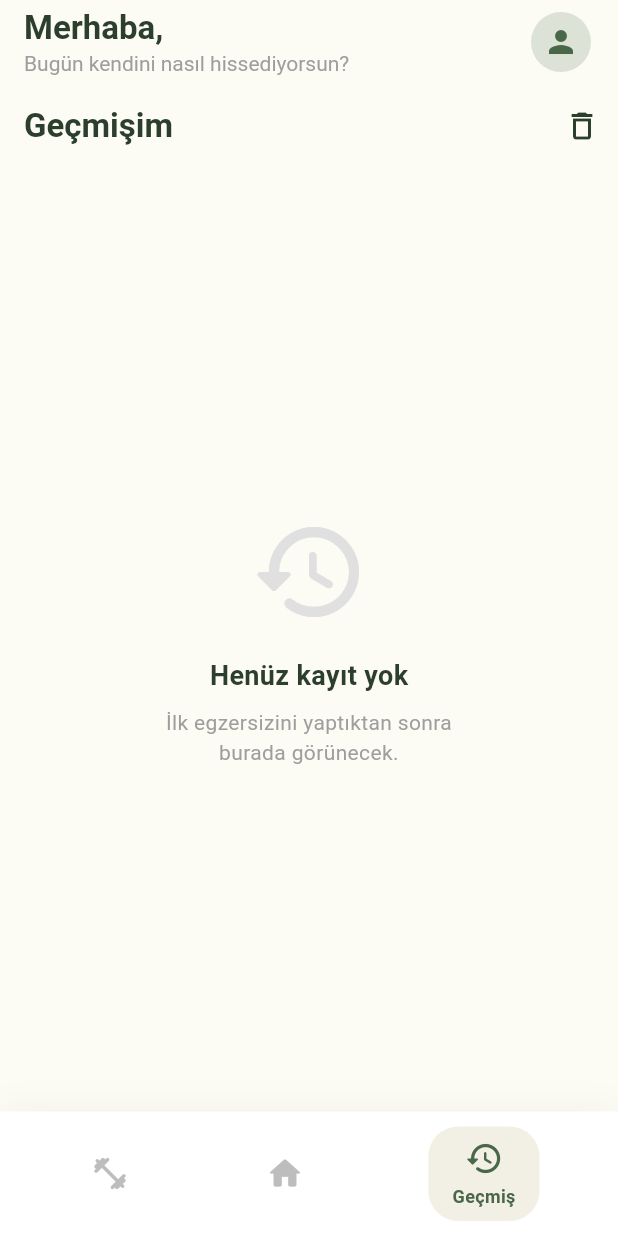
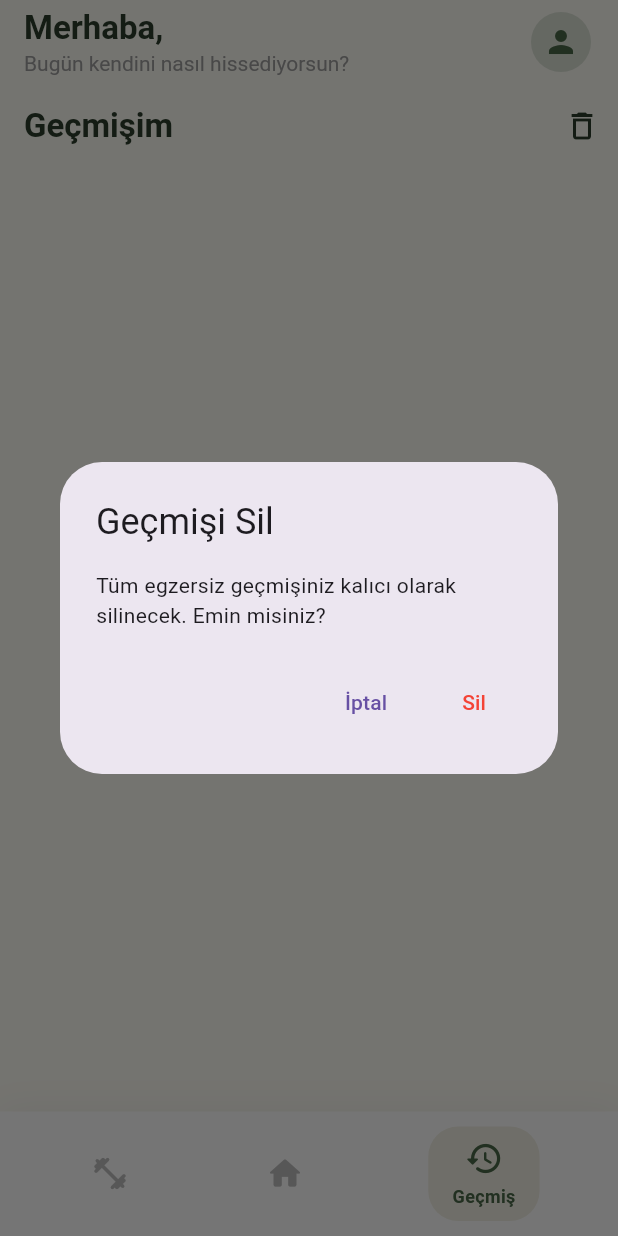
Before and after one commit to oguzhos/dailyExerciseApp, a Flutter app: the MainHealthScreen screen opened directly, item 3 of the bottom bar chosen, after a tap on the "delete outline" icon, on a phone screen of 412 x 824 dp. Run offline on Flutter 3.47's test engine with Material 3 defaults, Android fonts, the phone set to English and light mode, and no system bars; our stand-ins replace camera, cloud_firestore, firebase_auth, firebase_core, google_sign_in, shared_preferences; missing offline and left inert: flutter_facebook_auth, google_mlkit_pose_detection; accounts and stored records are empty; network calls fail.

Commit message:
Google girisi ve history/streak bağlantısı yapıldı

```diff
--- a/lib/screens/history_screen.dart
+++ b/lib/screens/history_screen.dart
@@ -1,6 +1,6 @@
-import 'dart:convert';
 import 'package:flutter/material.dart';
-import 'package:shared_preferences/shared_preferences.dart';
+import 'package:cloud_firestore/cloud_firestore.dart';
+import 'package:firebase_auth/firebase_auth.dart';
 
 const Color _primaryGreen = Color(0xFF4A6849);
 const Color _backgroundBeige = Color(0xFFFDFCF4);
@@ -24,49 +24,90 @@ class WorkoutHistory {
     required this.totalReps,
   });
 
-  // JSON'a çevir (kaydetmek için)
-  Map<String, dynamic> toJson() => {
+  // Firestore'a kaydetmek için (Map'e çevir)
+  Map<String, dynamic> toMap() => {
     'programName': programName,
-    'date': date.toIso8601String(),
+    'date': Timestamp.fromDate(date), // Firestore Timestamp formatı
     'accuracyRate': accuracyRate,
     'cameraEnabled': cameraEnabled,
     'totalReps': totalReps,
   };
 
-  // JSON'dan oku
-  factory WorkoutHistory.fromJson(Map<String, dynamic> json) => WorkoutHistory(
-    programName: json['programName'] as String,
-    date: DateTime.parse(json['date'] as String),
-    accuracyRate: json['accuracyRate'] as int,
-    cameraEnabled: json['cameraEnabled'] as bool,
-    totalReps: json['totalReps'] as int,
+  // Firestore'dan okumak için
+  factory WorkoutHistory.fromMap(Map<String, dynamic> map) => WorkoutHistory(
+    programName: map['programName'] as String? ?? 'Egzersiz',
+    date: (map['date'] as Timestamp).toDate(),
+    accuracyRate: map['accuracyRate'] as int? ?? 0,
+    cameraEnabled: map['cameraEnabled'] as bool? ?? false,
+    totalReps: map['totalReps'] as int? ?? 0,
   );
 }
 
-// --- GEÇMİŞ KAYDETME/OKUMA SERVİSİ ---
+// --- FİREBASE GEÇMİŞ SERVİSİ ---
 class WorkoutHistoryService {
-  static const String _key = 'workout_history';
+  static final FirebaseFirestore _db = FirebaseFirestore.instance;
+  static final FirebaseAuth _auth = FirebaseAuth.instance;
 
-  // Tüm geçmişi oku
+  static String? get _userId => _auth.currentUser?.uid;
+
+  // Tüm geçmişi oku (Firestore'dan)
   static Future<List<WorkoutHistory>> getHistory() async {
-    final prefs = await SharedPreferences.getInstance();
-    final raw = prefs.getStringList(_key) ?? [];
-    return raw.map((e) => WorkoutHistory.fromJson(jsonDecode(e))).toList()
-      ..sort((a, b) => b.date.compareTo(a.date)); // En yeni önce
+    if (_userId == null) return [];
+
+    try {
+      final snapshot = await _db
+          .collection('users')
+          .doc(_userId)
+          .collection('history')
+          .orderBy('date', descending: true)
+          .get();
+
+      return snapshot.docs
+          .map((doc) => WorkoutHistory.fromMap(doc.data()))
+          .toList();
+    } catch (e) {
+      debugPrint("Geçmiş okunurken hata: $e");
+      return [];
+    }
   }
 
-  // Yeni egzersiz kaydet
+  // Yeni egzersiz kaydet (Firestore'a)
   static Future<void> saveWorkout(WorkoutHistory history) async {
-    final prefs = await SharedPreferences.getInstance();
-    final raw = prefs.getStringList(_key) ?? [];
-    raw.add(jsonEncode(history.toJson()));
-    await prefs.setStringList(_key, raw);
+    if (_userId == null) return;
+
+    try {
+      await _db
+          .collection('users')
+          .doc(_userId)
+          .collection('history')
+          .add(history.toMap());
+
+      // Ayrıca ana user dokümanındaki "Son Egzersiz" tarihini de güncelleyelim (Streak için)
+      await _db.collection('users').doc(_userId).set({
+        'lastWorkoutDate': FieldValue.serverTimestamp(),
+      }, SetOptions(merge: true));
+    } catch (e) {
+      debugPrint("Geçmiş kaydedilirken hata: $e");
+    }
   }
 
-  // Geçmişi temizle
+  // Geçmişi temizle (Firestore'daki history koleksiyonunu sil)
   static Future<void> clearHistory() async {
-    final prefs = await SharedPreferences.getInstance();
-    await prefs.remove(_key);
+    if (_userId == null) return;
+
+    try {
+      final snapshot = await _db
+          .collection('users')
+          .doc(_userId)
+          .collection('history')
+          .get();
+
+      for (DocumentSnapshot doc in snapshot.docs) {
+        await doc.reference.delete();
+      }
+    } catch (e) {
+      debugPrint("Geçmiş silinirken hata: $e");
+    }
   }
 }
 
@@ -151,8 +192,35 @@ class _HistoryScreenState extends State<HistoryScreen> {
           IconButton(
             icon: const Icon(Icons.delete_outline, color: _textDark),
             onPressed: () async {
-              await WorkoutHistoryService.clearHistory();
-              _loadHistory();
+              // Silme işlemi için onay diyaloğu eklendi
+              bool? confirm = await showDialog<bool>(
+                context: context,
+                builder: (context) => AlertDialog(
+                  title: const Text("Geçmişi Sil"),
+                  content: const Text(
+                    "Tüm egzersiz geçmişiniz kalıcı olarak silinecek. Emin misiniz?",
+                  ),
+                  actions: [
+                    TextButton(
+                      onPressed: () => Navigator.pop(context, false),
+                      child: const Text("İptal"),
+                    ),
+                    TextButton(
+                      onPressed: () => Navigator.pop(context, true),
+                      child: const Text(
+                        "Sil",
+                        style: TextStyle(color: Colors.red),
+                      ),
+                    ),
+                  ],
+                ),
+              );
+
+              if (confirm == true) {
+                setState(() => _isLoading = true);
+                await WorkoutHistoryService.clearHistory();
+                _loadHistory();
+              }
             },
           ),
         ],
--- a/lib/screens/home_screen.dart
+++ b/lib/screens/home_screen.dart
@@ -40,7 +40,6 @@ class _MainHealthScreenState extends State<MainHealthScreen> {
 
   // Geçmiş veriden senaryoyu ve streak'i otomatik hesapla
   Future<void> _loadScenario() async {
-    // Not: Arkadaşının kurduğu yapıya dokunulmadı
     final history = await WorkoutHistoryService.getHistory();
     final prefs = await SharedPreferences.getInstance();
     final onboardingDone = prefs.getInt('user_scenario') ?? 0;
@@ -132,6 +131,16 @@ class _MainHealthScreenState extends State<MainHealthScreen> {
       _missedDays = missedDays;
       _userName = userName;
     });
+
+    // <--- YENİ EKLENEN KISIM: Canlı hesaplanan seriyi Firebase'e de eşitle
+    final user = FirebaseAuth.instance.currentUser;
+    if (user != null) {
+      FirebaseFirestore.instance
+          .collection('users')
+          .doc(user.uid)
+          .update({'currentStreak': streakCount})
+          .catchError((error) => debugPrint("Streak güncellenemedi: $error"));
+    }
   }
 
   @override
@@ -144,7 +153,6 @@ class _MainHealthScreenState extends State<MainHealthScreen> {
         title: Column(
           crossAxisAlignment: CrossAxisAlignment.start,
           children: [
-            // <--- DEĞİŞTİRİLDİ: Statik isim yerine Firebase'den dinamik isim çekiyoruz
             FutureBuilder<DocumentSnapshot>(
               future: FirebaseFirestore.instance
                   .collection('users')
@@ -174,7 +182,6 @@ class _MainHealthScreenState extends State<MainHealthScreen> {
                   );
                 }
 
-                // Hata veya veri yoksa arkadaşının lokal _userName'ini yedek olarak kullanıyoruz
                 return Text(
                   _userName.isEmpty ? "Merhaba!" : "Merhaba, $_userName",
                   style: const TextStyle(
@@ -192,7 +199,6 @@ class _MainHealthScreenState extends State<MainHealthScreen> {
           ],
         ),
         actions: [
-          // <--- DEĞİŞTİRİLDİ: Sadece resim yerine tıklanabilir ve Profil Sayfasına giden buton yapıldı
           Padding(
             padding: const EdgeInsets.only(right: 10.0),
             child: IconButton(
@@ -323,7 +329,6 @@ class _MainHealthScreenState extends State<MainHealthScreen> {
   }
 
   Widget _buildDynamicStatusCard() {
-    // SENARYO 0: İLK KEZ GİRİŞ
     if (_userScenario == 0) {
       return Container(
         padding: const EdgeInsets.all(25),
@@ -366,7 +371,6 @@ class _MainHealthScreenState extends State<MainHealthScreen> {
                     builder: (context) => const OnboardingScreen(),
                   ),
                 );
-                // Onboarding'den dönünce senaryo güncelle
                 _loadScenario();
               },
               style: ElevatedButton.styleFrom(
@@ -390,7 +394,6 @@ class _MainHealthScreenState extends State<MainHealthScreen> {
       );
     }
 
-    // SENARYO 1: GÜNLÜK EGZERSİZ HENÜZ YAPILMADI
     if (_userScenario == 1) {
       return Container(
         padding: const EdgeInsets.all(25),
@@ -457,7 +460,6 @@ class _MainHealthScreenState extends State<MainHealthScreen> {
       );
     }
 
-    // SENARYO 2: GÜNLÜK EGZERSİZ BİTTİ
     if (_userScenario == 2) {
       return Container(
         padding: const EdgeInsets.all(25),
@@ -537,7 +539,6 @@ class _MainHealthScreenState extends State<MainHealthScreen> {
       );
     }
 
-    // SENARYO 3: STREAK BOZULDU
     if (_userScenario == 3) {
       return Container(
         padding: const EdgeInsets.all(25),
@@ -629,7 +630,6 @@ class _MainHealthScreenState extends State<MainHealthScreen> {
         setState(() {
           _selectedIndex = index;
         });
-        // Ana sayfaya geçince senaryoyu yenile
         if (index == 1) _loadScenario();
       },
       child: AnimatedContainer(
```
Also changed, not shown: lib/screens/welcome_screen.dart (+59 -22 lines).
